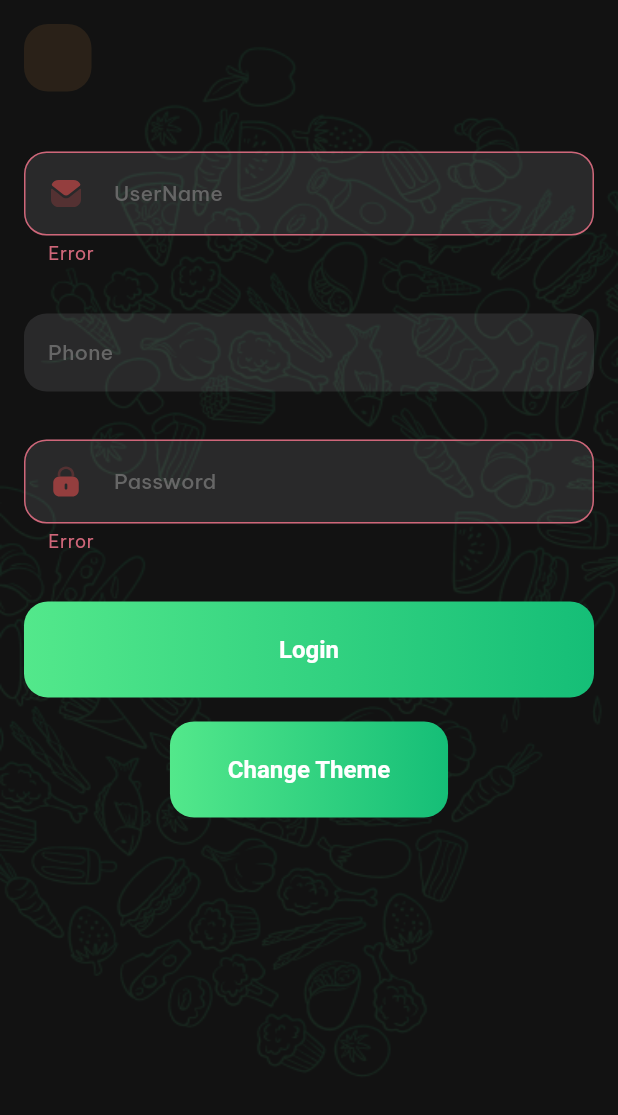
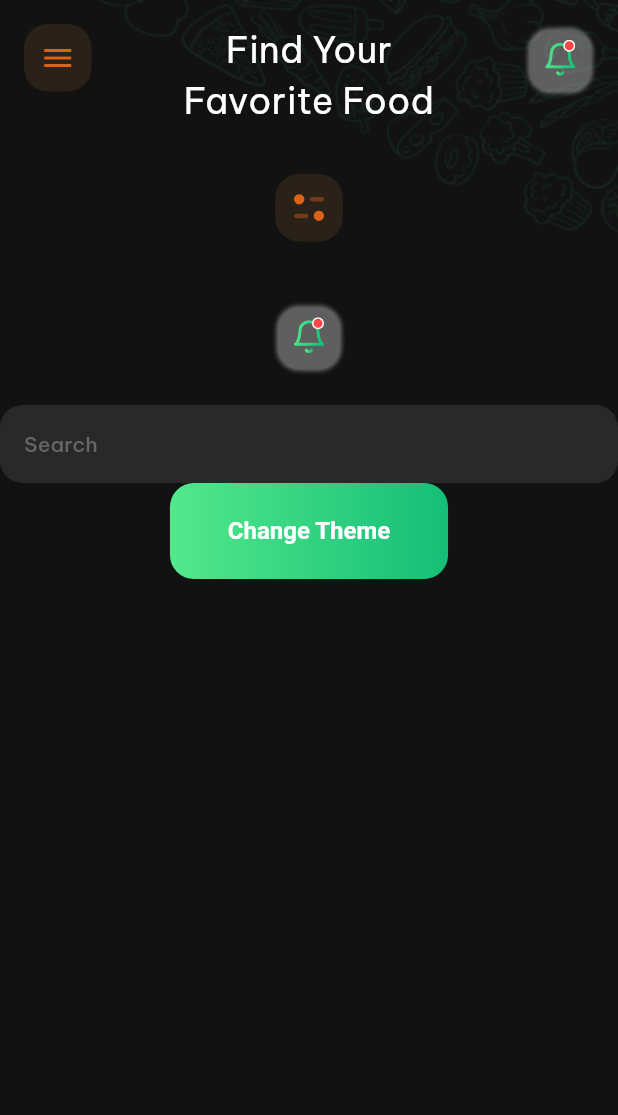
Before and after one commit to quocbao238/NinjaFood_Theme, a Flutter app: the screen it shows after launch, on a phone screen of 412 x 824 dp. Shown: the top 1115 px of the screen. Run offline on Flutter 3.47's test engine with Material 2 defaults, Android fonts, the phone set to English and light mode, and no system bars; our stand-ins replace equatable, flutter_spinkit, flutter_svg, google_fonts.

Commit message:
+ Add more color

```diff
--- a/example/lib/main.dart
+++ b/example/lib/main.dart
@@ -17,109 +17,77 @@ class _MyAppState extends State<MyApp> {
   ThemeData themeData = ThemePrimary.darkTheme();
 
   void toggleTheme() {
-    themeData = themeData.brightness == Brightness.dark ? ThemePrimary.lightTheme() : ThemePrimary.darkTheme();
+    themeData = themeData.brightness == Brightness.dark
+        ? ThemePrimary.lightTheme()
+        : ThemePrimary.darkTheme();
 
     setState(() {});
   }
 
-  // This widget is the root of your application.
   @override
   Widget build(BuildContext context) {
-    String text = "Hello World";
     return MaterialApp(
       title: 'Flutter Demo',
       theme: themeData,
       home: AppViewLayout(
-        tabletView: Row(
-          children: [
-            Expanded(
-                child: AppScaffoldBackgroundImage.pattern(
-              isLoading: false,
-              body: Column(
-                crossAxisAlignment: CrossAxisAlignment.center,
-                mainAxisAlignment: MainAxisAlignment.center,
-                children: [
-                  AppButtonBack(
-                    onPressed: () {},
-                  ),
-                  AppText.displayLarge(text: text),
-                  AppText.displayMedium(text: text),
-                  AppText.displaySmall(text: text),
-                  AppText.headlineLarge(text: text),
-                  AppText.headlineMedium(text: text),
-                  AppText.headlineSmall(text: text),
-                  AppText.bodyLarge(text: text),
-                  AppText.bodyMedium(text: text),
-                  AppText.bodySmall(text: text),
-                  const AppPadding.regular(child: AppErrorWidget()),
-                  const AppPadding.medium(child: AppLoading(isLoading: true)),
-                ],
+        tabletView: Container(),
+        mobileView: AppScaffoldBackgroundImage.pattern(
+          isLoading: false,
+          appBarWidget: Row(
+            crossAxisAlignment: CrossAxisAlignment.start,
+            mainAxisAlignment: MainAxisAlignment.center,
+            children: [
+              AppButtonDrawer(onPressed: () {}),
+              const Expanded(
+                child: AppPadding.medium(
+                    child: AppText.headlineSmall(
+                  text: 'Find Your\nFavorite Food',
+                )),
               ),
-            )),
-            SizedBox(
-              width: 1,
-              height: DeviceHelper.size.height,
-              child: const ColoredBox(
-                color: Colors.greenAccent,
-              ),
-            ),
-            Expanded(
-                child: AppScaffoldBackgroundImage.splash(
-              isLoading: false,
-              body: Column(
-                crossAxisAlignment: CrossAxisAlignment.center,
-                mainAxisAlignment: MainAxisAlignment.center,
-                children: [
-                  AppButtonBack(
-                    onPressed: () {},
-                  ),
-                  // const AppPadding.medium(
-                  //     child: AppTextFormField.email(hintText: 'UserName')),
-                  // const AppPadding.medium(
-                  //     child: AppTextFormField.password(hintText: 'Password')),
-                  AppPadding.medium(child: AppButton.max(title: 'Login', onPressed: () {})),
-                  AppButton.min(title: 'Change Theme', onPressed: () => toggleTheme()),
-                  const AppIcons.password(),
-                  const AppIcons.userProfile(),
-                  const AppIcons.facebook(),
-                  const AppIcons.payOneer(),
-                  const AppIcons.paypal(),
-                  const AppPadding.medium(child: AppLoading(isLoading: true)),
-                  // AppIcons.viaSMS()
-                ],
-              ),
-            ))
-          ],
-        ),
-        mobileView: AppScaffoldBackgroundImage.splash(
-          isLoading: false,
-          onPressBackButton: () {},
+              AppButtonNotification(onPressed: () {}),
+            ],
+          ),
           body: SingleChildScrollView(
             child: Column(
               crossAxisAlignment: CrossAxisAlignment.center,
               mainAxisAlignment: MainAxisAlignment.center,
               children: [
-                AppPadding.medium(
-                  child: AppTextFormField.email(
-                    controller: TextEditingController(),
-                    hintText: 'UserName',
-                    errorText: 'Error',
-                  ),
-                ),
-                AppPadding.medium(
-                  child: AppTextFormField.phone(
-                    controller: TextEditingController(),
-                    hintText: 'Phone',
-                  ),
+                AppFilterButton(
+                  onPressed: () {},
                 ),
 
-                AppPadding.medium(
-                    child: AppTextFormField.password(
-                        controller: TextEditingController(), errorText: 'Error', hintText: 'Password')),
-                // const AppPadding.medium(
-                //     child: AppTextFormField(hintText: 'PhoneNumber')),
-                AppPadding.medium(child: AppButton.max(title: 'Login', onPressed: () {})),
-                AppButton.min(title: 'Change Theme', onPressed: () => toggleTheme()),
+                AppButtonNotification(onPressed: () {}),
+
+                AppTextFormField(
+                  hintText: 'Search',
+                  controller: TextEditingController(),
+                ),
+
+                // AppPadding.medium(
+                //   child: AppTextFormField.email(
+                //     controller: TextEditingController(),
+                //     hintText: 'UserName',
+                //     errorText: 'Error',
+                //   ),
+                // ),
+                // AppPadding.medium(
+                //   child: AppTextFormField.phone(
+                //     controller: TextEditingController(),
+                //     hintText: 'Phone',
+                //   ),
+                // ),
+                //
+                // AppPadding.medium(
+                //     child: AppTextFormField.password(
+                //         controller: TextEditingController(),
+                //         errorText: 'Error',
+                //         hintText: 'Password')),
+                // // const AppPadding.medium(
+                // //     child: AppTextFormField(hintText: 'PhoneNumber')),
+                // AppPadding.medium(
+                //     child: AppButton.max(title: 'Login', onPressed: () {})),
+                AppButton.min(
+                    title: 'Change Theme', onPressed: () => toggleTheme()),
                 // const AppIcons.password(),
                 // const AppIcons.password(),
                 // const AppIcons.userProfile(),
--- a/lib/src/app_widgets/app_back_button.dart
+++ /dev/null
@@ -1,78 +0,0 @@
-part of app_widget;
-
-class AppButtonBack extends StatelessWidget {
-  final VoidCallback? onPressed;
-  const AppButtonBack({super.key, this.onPressed});
-
-  @override
-  Widget build(BuildContext context) {
-    if (onPressed == null) return const SizedBox.shrink();
-
-    return SafeArea(
-      child: Padding(
-        padding: const EdgeInsets.only(
-            top: ThemeSizes.medium,
-            left: ThemeSizes.medium,
-            bottom: ThemeSizes.regular),
-        child: SizedBox(
-          width: 45,
-          height: 45,
-          child: ElevatedButton(
-            onPressed: () => onPressed?.call(),
-            style: Theme.of(context).elevatedButtonTheme.style?.copyWith(
-                  backgroundColor: MaterialStateProperty.all(
-                      const Color(0xFFF9A84D).withOpacity(0.1)),
-                  shape: MaterialStateProperty.all(
-                    RoundedRectangleBorder(
-                      borderRadius: BorderRadius.circular(16.0),
-                    ),
-                  ),
-                ),
-            child: const Center(child: AppIcons.back()),
-          ),
-        ),
-      ),
-    );
-  }
-}
-
-class AppButtonDrawer extends StatelessWidget {
-  final VoidCallback? onPressed;
-  const AppButtonDrawer({super.key, this.onPressed});
-
-  @override
-  Widget build(BuildContext context) {
-    if (onPressed == null) return const SizedBox.shrink();
-
-    return SafeArea(
-      child: Padding(
-        padding: const EdgeInsets.only(
-            top: ThemeSizes.medium,
-            left: ThemeSizes.medium,
-            bottom: ThemeSizes.regular),
-        child: SizedBox(
-          width: 45,
-          height: 45,
-          child: ElevatedButton(
-              onPressed: () => onPressed?.call(),
-              style: Theme.of(context).elevatedButtonTheme.style?.copyWith(
-                    padding: MaterialStateProperty.all(EdgeInsets.zero),
-                    backgroundColor: MaterialStateProperty.all(
-                        const Color(0xFFF9A84D).withOpacity(0.1)),
-                    shape: MaterialStateProperty.all(
-                      RoundedRectangleBorder(
-                        borderRadius: BorderRadius.circular(16.0),
-                      ),
-                    ),
-                  ),
-              child: const Center(
-                  child: Icon(
-                Icons.menu,
-                color: Color(0xFFDA6317),
-                size: 24,
-              ))),
-        ),
-      ),
-    );
-  }
-}
--- /dev/null
+++ b/lib/src/app_widgets/app_buttons/app_back_button.dart
@@ -0,0 +1,39 @@
+part of app_buttons;
+
+class AppButtonBack extends StatelessWidget {
+  final VoidCallback? onPressed;
+
+  const AppButtonBack({super.key, this.onPressed});
+
+  @override
+  Widget build(BuildContext context) {
+    if (onPressed == null) return const SizedBox.shrink();
+
+    return SafeArea(
+      child: AppPadding(
+        padding: const AppEdgeInsets.only(
+            top: AppGapSize.paddingMedium,
+            left: AppGapSize.paddingMedium,
+            right: AppGapSize.paddingMedium,
+            bottom: AppGapSize.regular),
+        child: SizedBox(
+          width: 45,
+          height: 45,
+          child: ElevatedButton(
+            onPressed: () => onPressed?.call(),
+            style: Theme.of(context).elevatedButtonTheme.style?.copyWith(
+                  backgroundColor: MaterialStateProperty.all(
+                      ThemeColors.backgroundIconColor()),
+                  shape: MaterialStateProperty.all(
+                    RoundedRectangleBorder(
+                      borderRadius: BorderRadius.circular(16.0),
+                    ),
+                  ),
+                ),
+            child: const Center(child: AppIcons.back()),
+          ),
+        ),
+      ),
+    );
+  }
+}
--- /dev/null
+++ b/lib/src/app_widgets/app_buttons/app_buttons.dart
@@ -0,0 +1,9 @@
+library app_buttons;
+
+import 'package:flutter/material.dart';
+import 'package:ninja_theme/ninja_theme.dart';
+
+part 'app_back_button.dart';
+part 'app_drawer_button.dart';
+part 'app_notification_button.dart';
+part 'app_filter_button.dart';
--- /dev/null
+++ b/lib/src/app_widgets/app_buttons/app_drawer_button.dart
@@ -0,0 +1,42 @@
+
+part of app_buttons;
+
+class AppButtonDrawer extends StatelessWidget {
+  final VoidCallback? onPressed;
+
+  const AppButtonDrawer({super.key, this.onPressed});
+
+  @override
+  Widget build(BuildContext context) {
+    if (onPressed == null) return const SizedBox.shrink();
+
+    return SafeArea(
+      child: AppPadding(
+        padding: const AppEdgeInsets.only(
+            top: AppGapSize.paddingMedium,
+            left: AppGapSize.paddingMedium,
+            right: AppGapSize.paddingMedium,
+            bottom: AppGapSize.regular),
+        child: SizedBox(
+          width: 45,
+          height: 45,
+          child: ElevatedButton(
+              onPressed: () => onPressed?.call(),
+              style: Theme.of(context).elevatedButtonTheme.style?.copyWith(
+                padding: MaterialStateProperty.all(EdgeInsets.zero),
+                backgroundColor: MaterialStateProperty.all(
+                    ThemeColors.backgroundIconColor()),
+                shape: MaterialStateProperty.all(
+                  RoundedRectangleBorder(
+                    borderRadius: BorderRadius.circular(16.0),
+                  ),
+                ),
+              ),
+              child: const Center(
+                  child: Icon(Icons.menu,
+                      color: ThemeColors.orangeColor, size: 24))),
+        ),
+      ),
+    );
+  }
+}
--- /dev/null
+++ b/lib/src/app_widgets/app_buttons/app_filter_button.dart
@@ -0,0 +1,50 @@
+part of app_buttons;
+
+class AppFilterButton extends StatelessWidget {
+  final VoidCallback? onPressed;
+
+  const AppFilterButton({super.key, this.onPressed});
+
+  @override
+  Widget build(BuildContext context) {
+    if (onPressed == null) return const SizedBox.shrink();
+
+    final isDark = Theme
+        .of(context)
+        .brightness == Brightness.dark;
+    return SafeArea(
+        child: AppPadding(
+          padding: const AppEdgeInsets.only(
+              top: AppGapSize.paddingMedium,
+              left: AppGapSize.paddingMedium,
+              right: AppGapSize.paddingMedium,
+              bottom: AppGapSize.regular),
+          child: SizedBox(
+            width: 45,
+            height: 45,
+            child: ElevatedButton(
+              onPressed: () => onPressed?.call(),
+              style: Theme
+                  .of(context)
+                  .elevatedButtonTheme
+                  .style
+                  ?.copyWith(
+
+                  backgroundColor: MaterialStateProperty.all(
+                      ThemeColors.backgroundIconColor()),
+                  padding: MaterialStateProperty.all(
+                    const EdgeInsets.all(8)
+                  ),
+                  shape: MaterialStateProperty.all(
+              RoundedRectangleBorder(
+              borderRadius: BorderRadius.circular(16.0),
+            ),
+          ),
+        ),
+        child: const AppIcons.filter()),)
+    ,
+    )
+    ,
+    );
+  }
+}
--- /dev/null
+++ b/lib/src/app_widgets/app_buttons/app_notification_button.dart
@@ -0,0 +1,38 @@
+
+part of app_buttons;
+
+
+class AppButtonNotification extends StatelessWidget {
+  final VoidCallback? onPressed;
+
+  const AppButtonNotification({super.key, this.onPressed});
+
+  @override
+  Widget build(BuildContext context) {
+    if (onPressed == null) return const SizedBox.shrink();
+
+    final isDark = Theme.of(context).brightness == Brightness.dark;
+    return SafeArea(
+      child: AppPadding(
+        padding: const AppEdgeInsets.only(
+            top: AppGapSize.paddingMedium,
+            left: AppGapSize.paddingMedium,
+            right: AppGapSize.paddingMedium,
+            bottom: AppGapSize.regular),
+        child: SizedBox(
+          width: 45,
+          height: 45,
+          child: ElevatedButton(
+              onPressed: () => onPressed?.call(),
+              style: Theme.of(context).elevatedButtonTheme.style?.copyWith(
+                backgroundColor:
+                isDark ? null : MaterialStateProperty.all(Colors.white),
+                shadowColor: MaterialStateProperty.all(Colors.white70),
+                padding: MaterialStateProperty.all(EdgeInsets.zero),
+              ),
+              child: const AppIcons.notification()),
+        ),
+      ),
+    );
+  }
+}
--- a/lib/src/app_widgets/app_loading.dart
+++ b/lib/src/app_widgets/app_loading.dart
@@ -2,6 +2,7 @@ part of app_widget;
 
 class AppLoading extends StatelessWidget {
   final bool isLoading;
+
   const AppLoading({super.key, required this.isLoading});
 
   @override
@@ -11,8 +12,7 @@ class AppLoading extends StatelessWidget {
       child: SpinKitFadingCircle(
         itemBuilder: (BuildContext context, int index) {
           return const DecoratedBox(
-            decoration: BoxDecoration(color: ThemeColors.primaryColor),
-          );
+              decoration: BoxDecoration(color: ThemeColors.primaryColor));
         },
       ),
     );
--- a/lib/src/app_widgets/app_scaffold.dart
+++ b/lib/src/app_widgets/app_scaffold.dart
@@ -3,14 +3,21 @@ part of app_widget;
 class AppScaffold extends StatelessWidget {
   final bool isLoading;
   final Widget body;
+  final Widget? appBarWidget;
   final Widget? floatActionButton;
 
-  const AppScaffold({super.key, required this.body, this.floatActionButton, this.isLoading = false});
+  const AppScaffold(
+      {super.key,
+      required this.body,
+      this.floatActionButton,
+      this.isLoading = false, this.appBarWidget});
 
   @override
   Widget build(BuildContext context) {
     return Scaffold(
-      body: Stack(alignment: Alignment.center, children: [SafeArea(child: body), AppLoading(isLoading: isLoading)]),
+      body: Stack(
+          alignment: Alignment.center,
+          children: [SafeArea(child: body), AppLoading(isLoading: isLoading)]),
       floatingActionButton: floatActionButton,
     );
   }
--- a/lib/src/app_widgets/app_scaffold_background.dart
+++ b/lib/src/app_widgets/app_scaffold_background.dart
@@ -3,31 +3,21 @@ part of app_widget;
 class AppScaffoldBackgroundImage extends AppScaffold {
   final VoidCallback? onPressBackButton;
   final String _backgroundUlr;
-  final VoidCallback? onPressDrawer;
 
   const AppScaffoldBackgroundImage.splash({
     super.key,
     this.onPressBackButton,
     required super.body,
     super.isLoading = false,
-  })  : _backgroundUlr = AppImageAssets.backgroundSplash,
-        onPressDrawer = null;
+  }) : _backgroundUlr = AppImageAssets.backgroundSplash;
 
   const AppScaffoldBackgroundImage.pattern({
     super.key,
     this.onPressBackButton,
     required super.body,
+    super.appBarWidget,
     super.isLoading = false,
-  })  : _backgroundUlr = AppImageAssets.backgroundPattern,
-        onPressDrawer = null;
-
-  const AppScaffoldBackgroundImage.patternWithDrawer({
-    super.key,
-    required super.body,
-    required this.onPressDrawer,
-    super.isLoading = false,
-  })  : _backgroundUlr = AppImageAssets.backgroundPattern,
-        onPressBackButton = null;
+  }) : _backgroundUlr = AppImageAssets.backgroundPattern;
 
   @override
   Widget build(BuildContext context) {
@@ -48,8 +38,8 @@ class AppScaffoldBackgroundImage extends AppScaffold {
                         crossAxisAlignment: CrossAxisAlignment.start,
                         mainAxisAlignment: MainAxisAlignment.start,
                         children: [
-                          onPressDrawer != null
-                              ? AppButtonDrawer(onPressed: onPressDrawer)
+                          appBarWidget != null
+                              ? appBarWidget!
                               : AppButtonBack(onPressed: onPressBackButton),
                           Expanded(child: body)
                         ]),
--- a/lib/src/app_widgets/app_text.dart
+++ b/lib/src/app_widgets/app_text.dart
@@ -58,6 +58,7 @@ class AppText extends StatelessWidget {
     final textTheme = Theme.of(context).textTheme;
     return Text(text,
         textAlign: textAlign ?? TextAlign.center,
+
         style: _textStyle.copyWith(fontWeight: fontWeight, color: color ?? textTheme.bodySmall!.color));
   }
 }
--- a/lib/src/app_widgets/app_widgets.dart
+++ b/lib/src/app_widgets/app_widgets.dart
@@ -7,8 +7,8 @@ import 'package:flutter_spinkit/flutter_spinkit.dart';
 import 'package:flutter_svg/flutter_svg.dart';
 import '../helper/helper.dart';
 import '../theme/theme.dart';
-
-
+import 'app_buttons/app_buttons.dart';
+export 'app_buttons/app_buttons.dart';
 part 'app_button.dart';
 part 'app_icon.dart';
 part 'app_loading.dart';
@@ -21,5 +21,3 @@ part 'app_padding.dart';
 part 'app_text_form_field.dart';
 part 'app_scaffold_background.dart';
 part 'app_image.dart';
-
-part 'app_back_button.dart';
--- a/lib/src/helper/phoneNumber.dart
+++ b/lib/src/helper/phoneNumber.dart
@@ -28,11 +28,10 @@ class PhoneNumberFormatter extends TextInputFormatter {
     if (newText.length == 1) {
       newText.contains("0") ? newText = "+84" : newText = "+84$newText";
     }
-    if (newText.length == 3) newText = "$newText";
-    if (newText.length == 7) newText = "$newText";
-    if (newText.length == 11) newText = "$newText";
+    if (newText.length == 3) newText = newText;
+    if (newText.length == 7) newText = newText;
+    if (newText.length == 11) newText = newText;
 
-    print(newText);
 
     return TextEditingValue(
       text: newText.toString(),
--- a/lib/src/theme/theme_colors.dart
+++ b/lib/src/theme/theme_colors.dart
@@ -12,9 +12,12 @@ class ThemeColors {
   static const textLightColor = Color(0xFF09051C);
   static const textDarkColor = Color(0xFFFFFFFF);
   static const textRedColor = Color(0xFFE74C3C);
+  static const orangeColor = Color(0xFFDA6317);
+  static  backgroundIconColor() => const Color(0xFFF9A84D).withOpacity(0.1);
 
   static const labelColor = Color(0xFF3B3B3B);
   static const labelDarkColor = Color(0xFF666666);
+  static const textPriceColor = Color(0xFFFEAD1D);
 
   static const hintColorLight = Color(0xFF3B3B3B);
   static const hintColorDark = Color(0xFFFFFFFF);
```
Also changed, not shown: example/lib/example_view.dart (deleted, +0 -105 lines).
